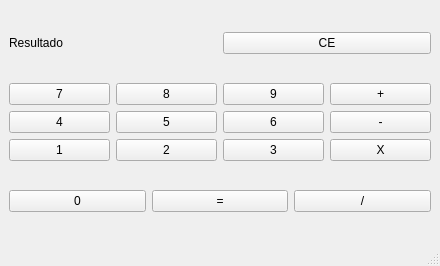
The window that Projeto-calculadora/mainwindow.ui (Leonard064/Exercicios-Qt) describes before a commit, drawn with Qt 5.
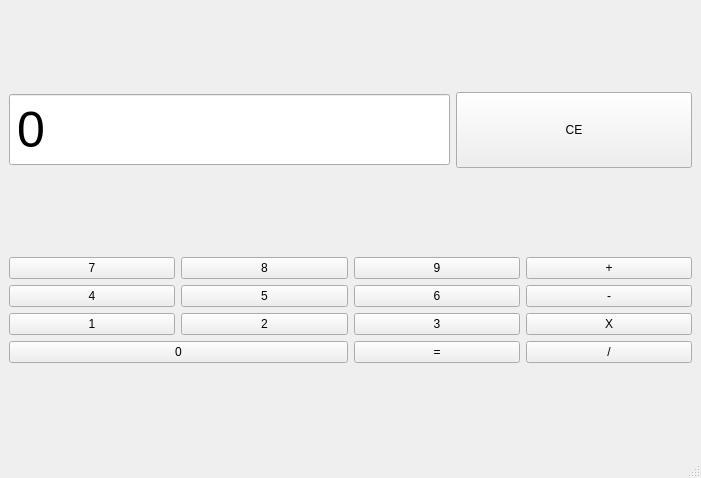
The same window after the commit.

Commit message: Projeto funcional

The edit to the form file:
```diff
--- a/Projeto-calculadora/mainwindow.ui
+++ b/Projeto-calculadora/mainwindow.ui
@@ -6,8 +6,8 @@
    <rect>
     <x>0</x>
     <y>0</y>
-    <width>440</width>
-    <height>266</height>
+    <width>701</width>
+    <height>478</height>
    </rect>
   </property>
   <property name="windowTitle">
@@ -15,63 +15,52 @@
   </property>
   <widget class="QWidget" name="centralwidget">
    <layout class="QGridLayout" name="gridLayout_2">
+    <item row="0" column="0" colspan="2">
+     <layout class="QHBoxLayout" name="horizontalLayout">
+      <item>
+       <widget class="QLineEdit" name="result">
+        <property name="enabled">
+         <bool>true</bool>
+        </property>
+        <property name="sizePolicy">
+         <sizepolicy hsizetype="Minimum" vsizetype="Fixed">
+          <horstretch>0</horstretch>
+          <verstretch>0</verstretch>
+         </sizepolicy>
+        </property>
+        <property name="styleSheet">
+         <string notr="true">padding: 5px;
+font-size: 50px;</string>
+        </property>
+        <property name="text">
+         <string>0</string>
+        </property>
+        <property name="readOnly">
+         <bool>true</bool>
+        </property>
+        <property name="clearButtonEnabled">
+         <bool>false</bool>
+        </property>
+       </widget>
+      </item>
+      <item>
+       <widget class="QPushButton" name="btApaga">
+        <property name="styleSheet">
+         <string notr="true">padding: 30px;
+</string>
+        </property>
+        <property name="text">
+         <string>CE</string>
+        </property>
+        <property name="flat">
+         <bool>false</bool>
+        </property>
+       </widget>
+      </item>
+     </layout>
+    </item>
     <item row="1" column="0" colspan="2">
      <layout class="QGridLayout" name="gridLayout">
-      <item row="2" column="1">
-       <widget class="QPushButton" name="pushButton_9">
-        <property name="text">
-         <string>2</string>
-        </property>
-       </widget>
-      </item>
-      <item row="0" column="1">
-       <widget class="QPushButton" name="pushButton_5">
-        <property name="text">
-         <string>8</string>
-        </property>
-       </widget>
-      </item>
-      <item row="2" column="0">
-       <widget class="QPushButton" name="pushButton_4">
-        <property name="text">
-         <string>1</string>
-        </property>
-       </widget>
-      </item>
-      <item row="0" column="0">
-       <widget class="QPushButton" name="pushButton_2">
-        <property name="sizePolicy">
-         <sizepolicy hsizetype="Minimum" vsizetype="Fixed">
-          <horstretch>0</horstretch>
-          <verstretch>0</verstretch>
-         </sizepolicy>
-        </property>
-        <property name="text">
-         <string>7</string>
-        </property>
-       </widget>
-      </item>
-      <item row="1" column="0">
-       <widget class="QPushButton" name="pushButton_3">
-        <property name="text">
-         <string>4</string>
-        </property>
-       </widget>
-      </item>
-      <item row="1" column="1">
-       <widget class="QPushButton" name="pushButton_7">
-        <property name="text">
-         <string>5</string>
-        </property>
-       </widget>
-      </item>
-      <item row="0" column="2">
-       <widget class="QPushButton" name="pushButton_6">
-        <property name="text">
-         <string>9</string>
-        </property>
-       </widget>
-      </item>
       <item row="1" column="2">
        <widget class="QPushButton" name="pushButton_8">
         <property name="text">
@@ -86,13 +75,6 @@
         </property>
        </widget>
       </item>
-      <item row="0" column="3">
-       <widget class="QPushButton" name="pushButton_11">
-        <property name="text">
-         <string>+</string>
-        </property>
-       </widget>
-      </item>
       <item row="1" column="3">
        <widget class="QPushButton" name="pushButton_12">
         <property name="text">
@@ -100,6 +82,13 @@
         </property>
        </widget>
       </item>
+      <item row="3" column="3">
+       <widget class="QPushButton" name="butDiv">
+        <property name="text">
+         <string>/</string>
+        </property>
+       </widget>
+      </item>
       <item row="2" column="3">
        <widget class="QPushButton" name="pushButton_13">
         <property name="text">
@@ -107,49 +96,82 @@
         </property>
        </widget>
       </item>
-     </layout>
-    </item>
-    <item row="0" column="0" colspan="2">
-     <layout class="QHBoxLayout" name="horizontalLayout">
-      <item>
-       <widget class="QLabel" name="result">
+      <item row="1" column="0">
+       <widget class="QPushButton" name="but4">
         <property name="text">
-         <string>Resultado</string>
+         <string>4</string>
         </property>
        </widget>
       </item>
-      <item>
-       <widget class="QPushButton" name="btApaga">
+      <item row="0" column="1">
+       <widget class="QPushButton" name="but8">
         <property name="text">
-         <string>CE</string>
+         <string>8</string>
         </property>
        </widget>
       </item>
-     </layout>
-    </item>
-    <item row="2" column="0" colspan="2">
-     <layout class="QHBoxLayout" name="horizontalLayout_2">
-      <item>
-       <widget class="QPushButton" name="pushButton_14">
+      <item row="0" column="2">
+       <widget class="QPushButton" name="but9">
+        <property name="text">
+         <string>9</string>
+        </property>
+       </widget>
+      </item>
+      <item row="0" column="3">
+       <widget class="QPushButton" name="butSoma">
+        <property name="text">
+         <string>+</string>
+        </property>
+       </widget>
+      </item>
+      <item row="1" column="1">
+       <widget class="QPushButton" name="but5">
+        <property name="text">
+         <string>5</string>
+        </property>
+       </widget>
+      </item>
+      <item row="3" column="0" colspan="2">
+       <widget class="QPushButton" name="but0">
         <property name="text">
          <string>0</string>
         </property>
        </widget>
       </item>
-      <item>
+      <item row="0" column="0">
+       <widget class="QPushButton" name="but7">
+        <property name="sizePolicy">
+         <sizepolicy hsizetype="Minimum" vsizetype="Fixed">
+          <horstretch>0</horstretch>
+          <verstretch>0</verstretch>
+         </sizepolicy>
+        </property>
+        <property name="text">
+         <string>7</string>
+        </property>
+       </widget>
+      </item>
+      <item row="2" column="0">
+       <widget class="QPushButton" name="but1">
+        <property name="text">
+         <string>1</string>
+        </property>
+       </widget>
+      </item>
+      <item row="2" column="1">
+       <widget class="QPushButton" name="but2">
+        <property name="text">
+         <string>2</string>
+        </property>
+       </widget>
+      </item>
+      <item row="3" column="2">
        <widget class="QPushButton" name="btIgual">
         <property name="text">
          <string>=</string>
         </property>
        </widget>
       </item>
-      <item>
-       <widget class="QPushButton" name="pushButton_16">
-        <property name="text">
-         <string>/</string>
-        </property>
-       </widget>
-      </item>
      </layout>
     </item>
    </layout>
```
Left out of the diff: 10 changed lines with no effect on the pictures. The commit also changes 2 other files.
